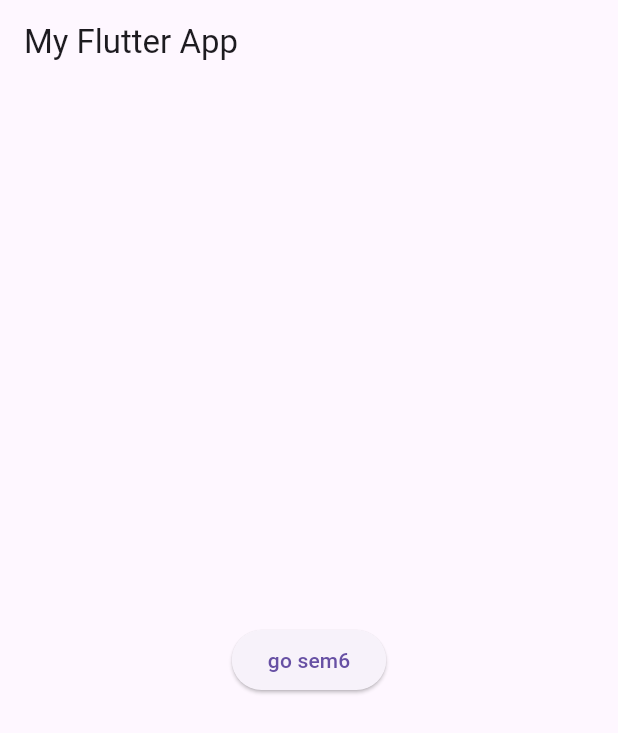
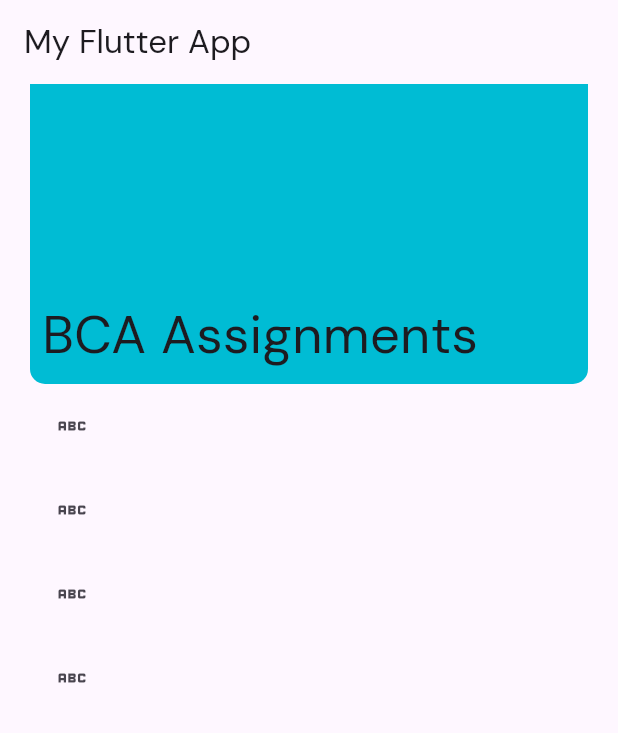
Before and after one commit to panchalbhavya2210/flutter_learn, a Flutter app: the screen it shows after launch, on a phone screen of 412 x 824 dp. Shown: the top 733 px of the screen. Run offline on Flutter 3.47's test engine with Material 3 defaults, Android fonts, the phone set to English and light mode, and no system bars.

Commit message:
homepage bsic

```diff
--- a/lib/main.dart
+++ b/lib/main.dart
@@ -5,9 +5,7 @@ void main() {
   runApp(
     MaterialApp(
       title: 'Flutter Demo',
-      theme: ThemeData(
-        primarySwatch: Colors.blue,
-      ),
+      theme: ThemeData(primarySwatch: Colors.red, fontFamily: 'DMSans'),
       home: ColumnLayoutScreen(),
     ),
   );
@@ -18,22 +16,56 @@ class ColumnLayoutScreen extends StatelessWidget {
   @override
   Widget build(BuildContext context) {
     return Scaffold(
-        appBar: AppBar(
-          // The title text which will be shown on the action bar
-          title: const Text("My Flutter App"),
+      appBar: AppBar(
+        title: const Text("My Flutter App"),
+      ),
+      body: SingleChildScrollView(
+        child: Padding(
+          padding: const EdgeInsets.only(left: 20, right: 20),
+          child: Column(
+            children: [
+              SizedBox(
+                width: double.infinity,
+                height: 200,
+                child: Container(
+                  alignment: Alignment.bottomLeft,
+                  decoration: const BoxDecoration(
+                      borderRadius: BorderRadius.only(
+                          topLeft: Radius.circular(0),
+                          topRight: Radius.circular(0),
+                          bottomLeft: Radius.circular(10),
+                          bottomRight: Radius.circular(10)),
+                      color: Colors.cyan),
+                  child: const Padding(
+                    padding: EdgeInsets.all(8.0),
+                    child: Text(
+                      "BCA Assignments",
+                      style: TextStyle(fontSize: 35),
+                    ),
+                  ),
+                ),
+              ),
+              SemCards()
+            ],
+          ),
         ),
-        body: Padding(
-            padding: const EdgeInsets.only(left: 20, right: 20),
-            child: Center(
-              child: ElevatedButton(
-                child: const Text('go sem6'),
-                onPressed: () {
-                  Navigator.push(
-                      context,
-                      MaterialPageRoute(
-                          builder: (context) => const CardDisplay()));
-                },
-              ),
-            )));
+      ),
+    );
   }
 }
+
+class SemCards extends StatelessWidget {
+  const SemCards({Key? key});
+
+  @override
+  Widget build(BuildContext context) {
+    return Column(
+      children: List.generate(
+        4,
+        (index) => ListTile(
+          leading: Icon(Icons.abc),
+        ),
+      ),
+    );
+  }
+}
--- a/pubspec.yaml
+++ b/pubspec.yaml
@@ -87,5 +87,9 @@ flutter:
   #       - asset: fonts/TrajanPro_Bold.ttf
   #         weight: 700
   #
+  fonts:
+    - family: DMSans
+      fonts:
+        - asset: custom-fonts/fonts/DMSans-Regular.ttf
   # For details regarding fonts from package dependencies,
   # see https://flutter.dev/custom-fonts/#from-packages
```
Also changed, not shown: custom-fonts/fonts/DMSans-Regular.ttf (added).
